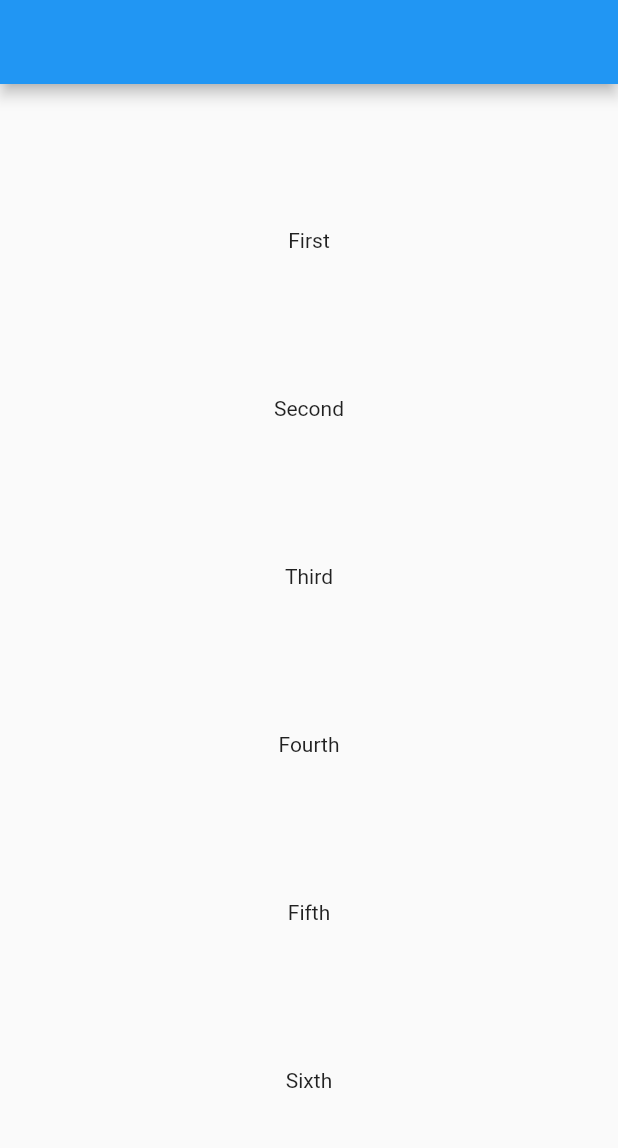
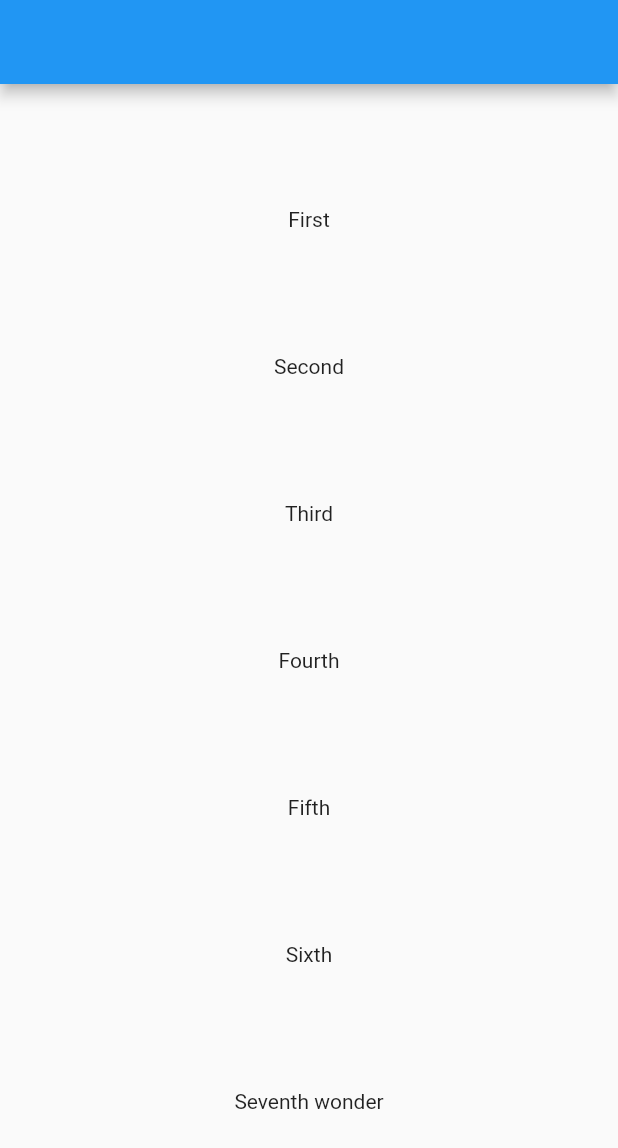
Before and after one commit to Madhu1913/gitprac, a Flutter app: the screen it shows after launch, on a phone screen of 412 x 824 dp. Shown: the top 1148 px of the screen. Run offline on Flutter 3.47's test engine with Material 2 defaults, Android fonts, the phone set to English and light mode, and no system bars.

Commit message:
changed row to column added a text

```diff
--- a/lib/main.dart
+++ b/lib/main.dart
@@ -36,6 +36,7 @@ class _FirstScreenState extends State<FirstScreen> {
             Text('Fourth'),
             Text('Fifth'),
             Text('Sixth'),
+            Text('Seventh wonder'),
           ],
         ),
       ),
```
